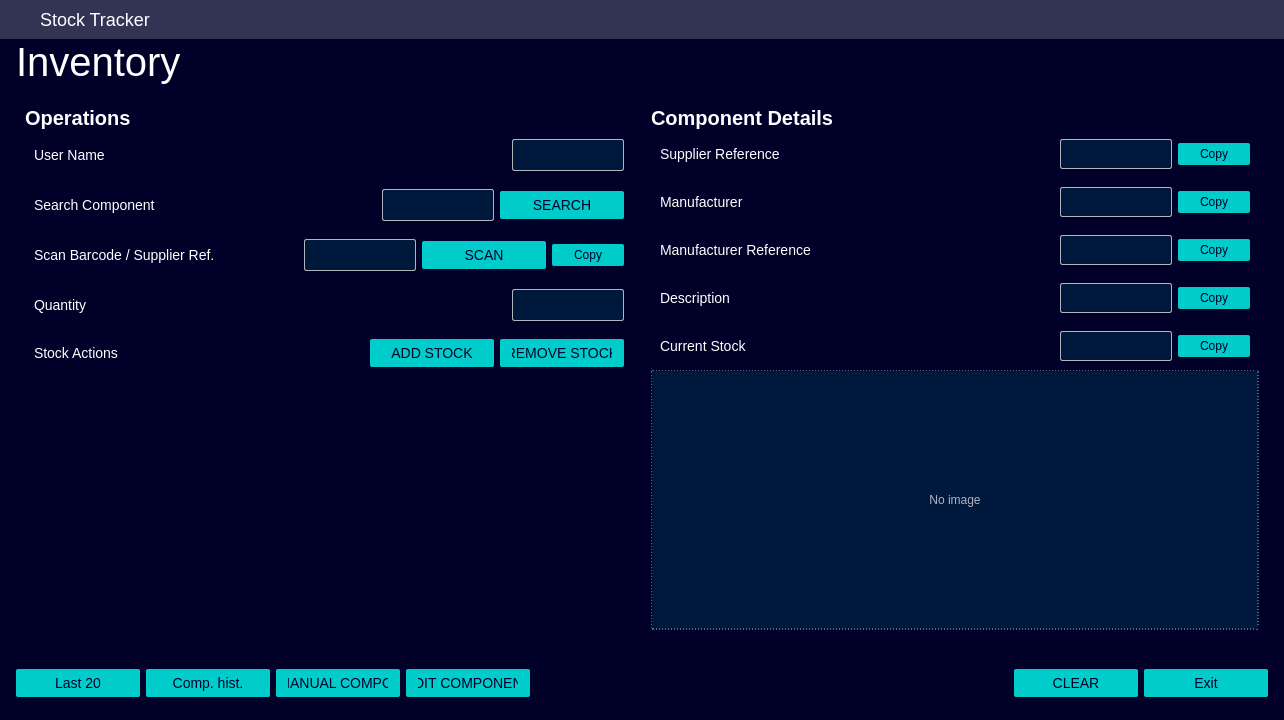
First picture: the form in StockTracker-Designer/gui_stocktracker.ui, repository candeiassantiago393-spec/StockTracker, before the edit.
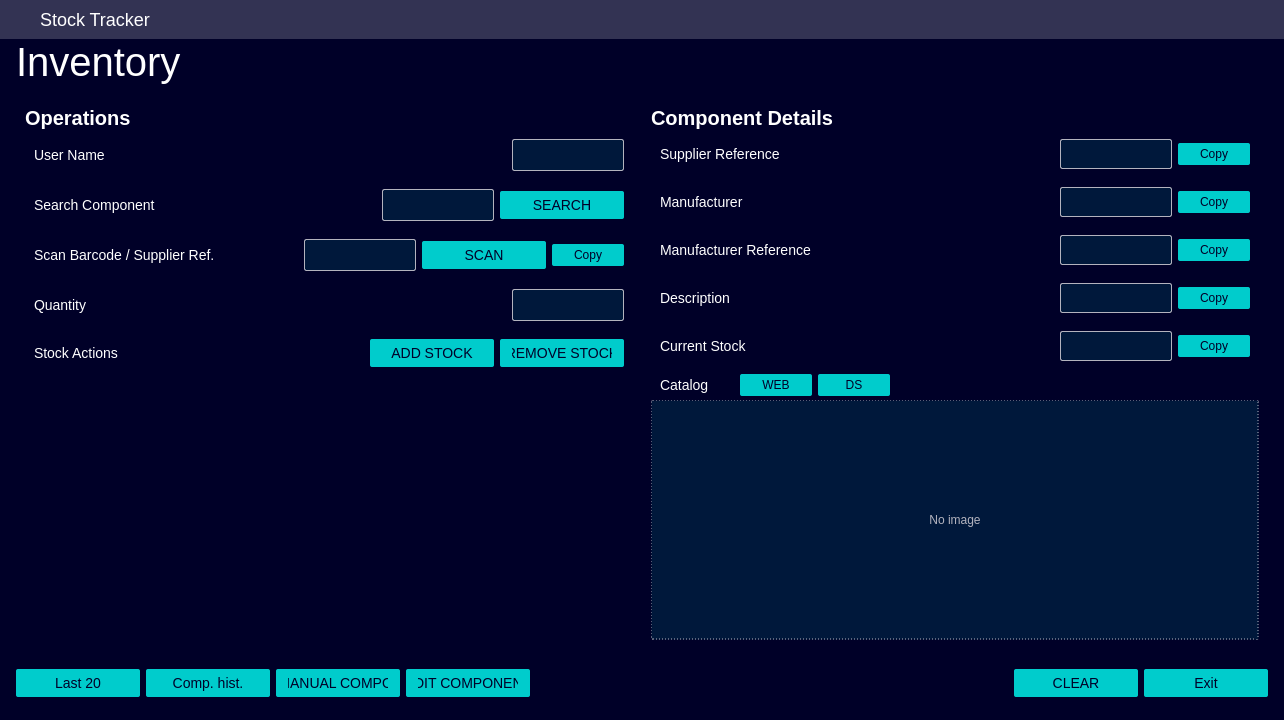
Second picture: the form after the edit. Icons and pictures are not drawn.

Commit message:
feat: compact WEB/DS catalog links on Components page
Add hidden-until-needed distributor product and datasheet buttons with URL cache and background lookup to keep the UI clean.

Patch:
```diff
--- a/StockTracker-Designer/gui_stocktracker.ui
+++ b/StockTracker-Designer/gui_stocktracker.ui
@@ -920,6 +920,92 @@
           </item>
 
           <item row="6" column="0" colspan="2">
+           <widget class="QWidget" name="row_catalog_links" native="true">
+            <layout class="QHBoxLayout" name="layout_catalog_links">
+             <property name="spacing"><number>6</number></property>
+             <property name="topMargin"><number>4</number></property>
+             <property name="rightMargin"><number>9</number></property>
+             <property name="bottomMargin"><number>4</number></property>
+             <item>
+              <widget class="QLabel" name="label_catalog_links">
+               <property name="minimumSize"><size><width>74</width><height>0</height></size></property>
+               <property name="sizePolicy">
+                <sizepolicy hsizetype="Minimum" vsizetype="Preferred">
+                 <horstretch>0</horstretch>
+                 <verstretch>0</verstretch>
+                </sizepolicy>
+               </property>
+               <property name="text"><string>Catalog</string></property>
+              </widget>
+
+             </item>
+             <item>
+              <widget class="QPushButton" name="btn_open_product">
+               <property name="minimumSize"><size><width>60</width><height>0</height></size></property>
+               <property name="maximumSize"><size><width>60</width><height>16777215</height></size></property>
+               <property name="toolTip"><string>Open product page on distributor site</string></property>
+               <property name="styleSheet">
+   <string notr="true">
+QPushButton {
+    min-width: 60px;
+    max-width: 60px;
+    padding: 4px 6px;
+    border-radius: 2px;
+    text-align: center;
+    background-color: #00CCCC;
+    color: #000028;
+    font-size: 12px;
+}
+QPushButton:hover {
+    background-color: #00FFB9;
+}
+QPushButton:pressed {
+    background-color: #00E5AA;
+}
+</string>
+               </property>
+               <property name="text"><string>WEB</string></property>
+              </widget>
+             </item>
+             <item>
+              <widget class="QPushButton" name="btn_open_datasheet">
+               <property name="minimumSize"><size><width>60</width><height>0</height></size></property>
+               <property name="maximumSize"><size><width>60</width><height>16777215</height></size></property>
+               <property name="toolTip"><string>Open datasheet in browser</string></property>
+               <property name="styleSheet">
+   <string notr="true">
+QPushButton {
+    min-width: 60px;
+    max-width: 60px;
+    padding: 4px 6px;
+    border-radius: 2px;
+    text-align: center;
+    background-color: #00CCCC;
+    color: #000028;
+    font-size: 12px;
+}
+QPushButton:hover {
+    background-color: #00FFB9;
+}
+QPushButton:pressed {
+    background-color: #00E5AA;
+}
+</string>
+               </property>
+               <property name="text"><string>DS</string></property>
+              </widget>
+             </item>
+             <item>
+              <spacer name="horizontalSpacer_catalog_links">
+               <property name="orientation"><enum>Qt::Orientation::Horizontal</enum></property>
+               <property name="sizeHint" stdset="0"><size><width>40</width><height>20</height></size></property>
+              </spacer>
+             </item>
+            </layout>
+           </widget>
+          </item>
+
+          <item row="7" column="0" colspan="2">
            <widget class="QLabel" name="component_image_preview">
             <property name="minimumSize"><size><width>240</width><height>240</height></size></property>
             <property name="sizePolicy">
@@ -943,7 +1029,7 @@
             <property name="text"><string>No image</string></property>
            </widget>
           </item>
-          <item row="7" column="1">
+          <item row="8" column="1">
            <spacer name="verticalSpacer_right">
             <property name="orientation"><enum>Qt::Orientation::Vertical</enum></property>
             <property name="sizeHint" stdset="0"><size><width>20</width><height>12</height></size></property>
```
The commit also changes 14 other files.
